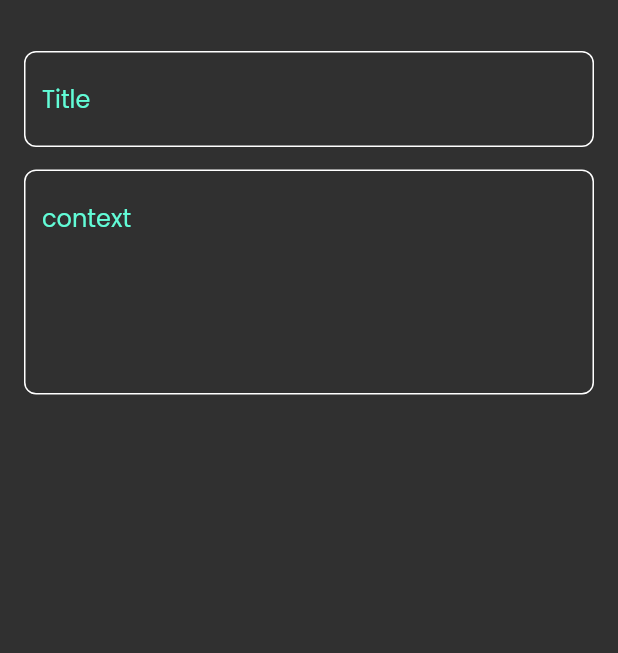
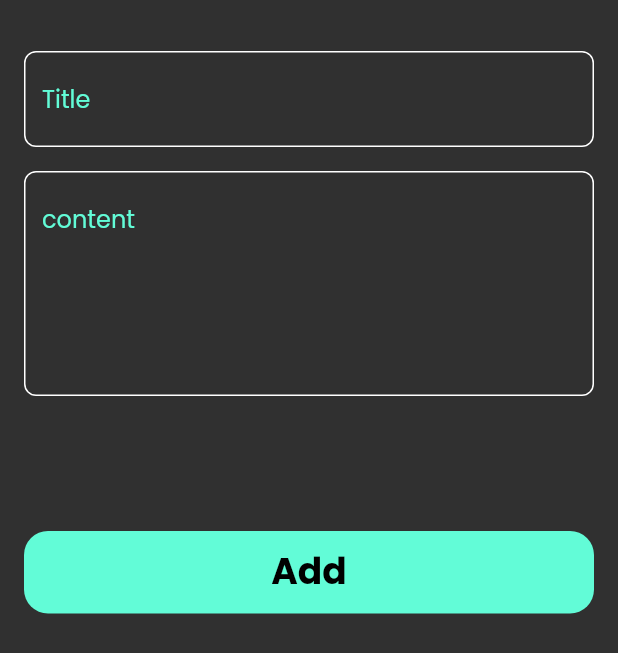
Before and after one commit to Mousa-alaaldeen/note_app, a Flutter app: the AddNoteBottmSheet widget shown alone on an empty page, opened directly, on a phone screen of 412 x 824 dp. Shown: the top 653 px of the screen. Run offline on Flutter 3.47's test engine with Material 2 defaults, Android fonts, the phone set to English and light mode, and no system bars; our stand-ins replace font_awesome_flutter.

Commit message:
finish buttom sheet

```diff
--- a/lib/view/widget/add_note_bottm_sheet.dart
+++ b/lib/view/widget/add_note_bottm_sheet.dart
@@ -1,5 +1,8 @@
+// ignore_for_file: prefer_const_constructors
+
 import 'package:flutter/material.dart';
 
+import 'custom_button.dart';
 import 'custom_text_field.dart';
 
 class AddNoteBottmSheet extends StatelessWidget {
@@ -7,8 +10,11 @@ class AddNoteBottmSheet extends StatelessWidget {
 
   @override
   Widget build(BuildContext context) {
-    return const Padding(
-      padding: EdgeInsets.symmetric(horizontal: 16),
+    return Padding(
+      padding: const EdgeInsets.symmetric(horizontal: 16),
+      child: SizedBox(
+        height: 700,
+        child: const SingleChildScrollView(
           child: Column(
             children: [
               SizedBox(
@@ -18,13 +24,19 @@ class AddNoteBottmSheet extends StatelessWidget {
                 height: 'Title',
               ),
               SizedBox(
-            height: 15,
+                height: 16,
               ),
               CustomTextField(
-            height: 'context',
+                height: 'content',
                 maxLines: 5,
               ),
+              SizedBox(
+                height: 90,
+              ),
+              CustomButton(),
             ],
+          ),
+        ),
       ),
     );
   }
--- /dev/null
+++ b/lib/view/widget/custom_button.dart
@@ -0,0 +1,29 @@
+import 'package:flutter/material.dart';
+
+import '../../constents.dart';
+
+class CustomButton extends StatelessWidget {
+  const CustomButton({super.key});
+
+  @override
+  Widget build(BuildContext context) {
+    return Container(
+      width: MediaQuery.of(context).size.width,
+      height: 55,
+      decoration: BoxDecoration(
+        color: kPrimaryColor,
+        borderRadius: BorderRadius.circular(16),
+      ),
+      child: const Center(
+        child: Text(
+          'Add',
+          style: TextStyle(
+            color: Colors.black,
+            fontSize: 24,
+            fontWeight: FontWeight.bold,
+          ),
+        ),
+      ),
+    );
+  }
+}
```
Lines whose indentation alone changed are shown as unchanged.
